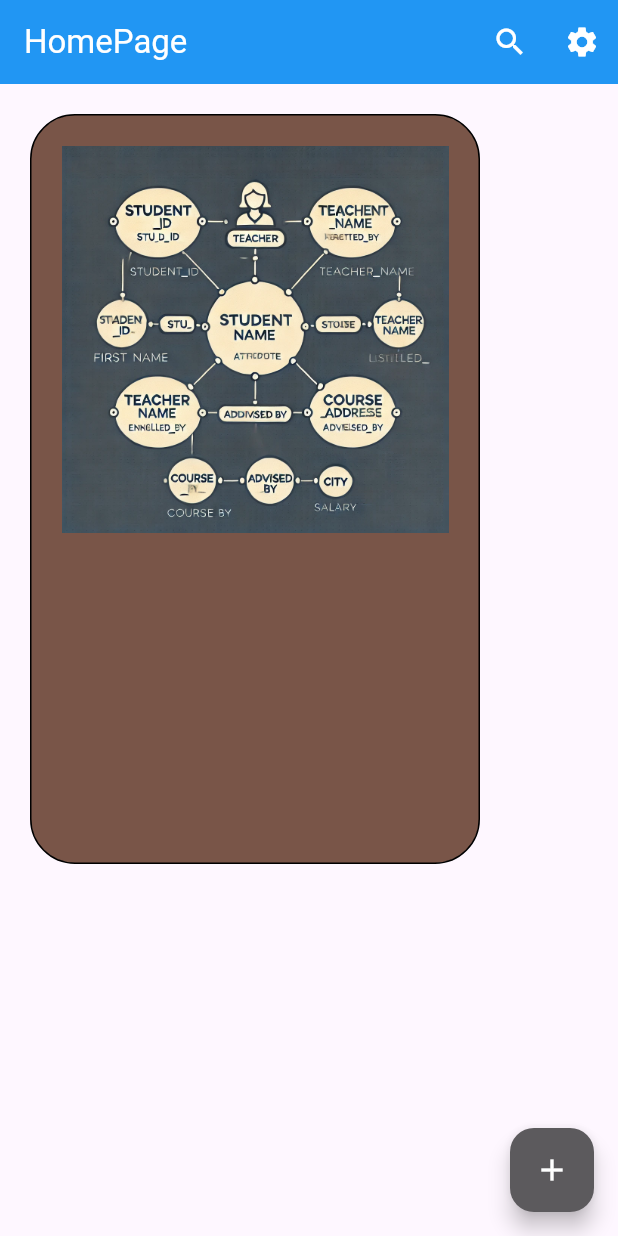
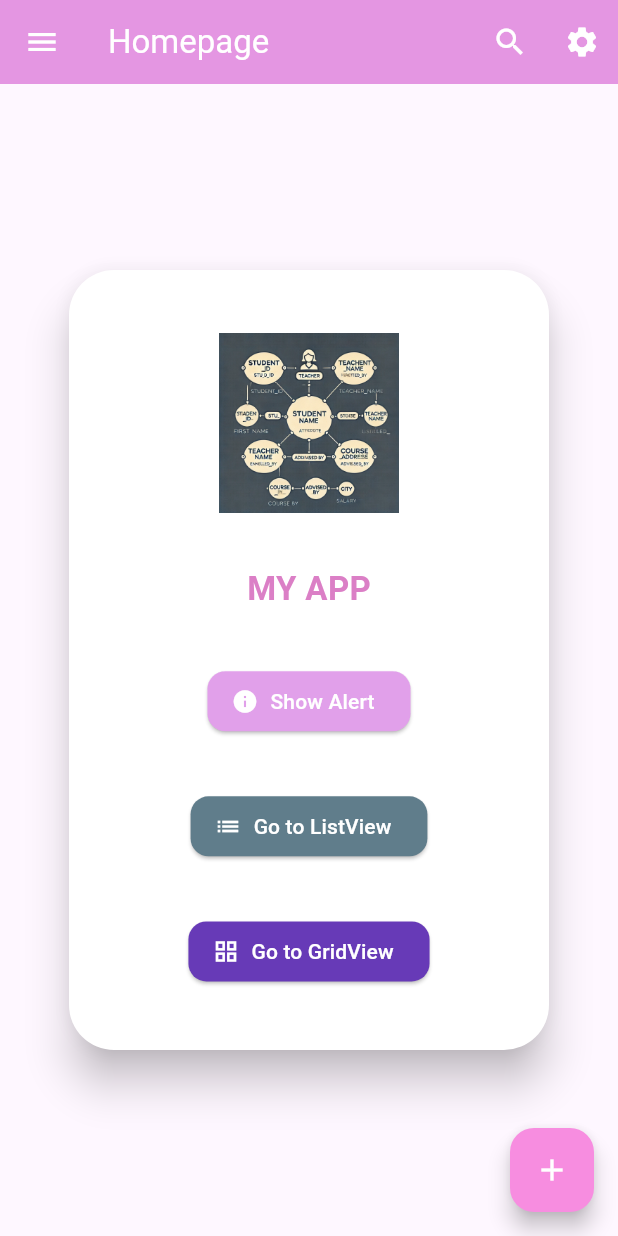
Before and after one commit to suchitrachoiti/Classwork, a Flutter app: the screen it shows after launch, on a phone screen of 412 x 824 dp. Run offline on Flutter 3.47's test engine with Material 3 defaults, Android fonts, the phone set to English and light mode, and no system bars.

Commit message:
Added ListView and GridView navigation in homepage

```diff
--- a/lib/homepage.dart
+++ b/lib/homepage.dart
@@ -1,62 +1,191 @@
 import 'package:flutter/material.dart';
+import 'package:class_work/listview_page.dart';
+import 'package:class_work/gridview_page.dart';
 
 class HomePage extends StatelessWidget {
   const HomePage({super.key});
 
-  mySnackBar(msg, context) {
-    return ScaffoldMessenger.of(
-      context,
-    ).showSnackBar(SnackBar(content: Text(msg)));
+  void mySnackBar(String msg, BuildContext context) {
+    ScaffoldMessenger.of(context).showSnackBar(
+      SnackBar(
+        content: Text(msg),
+        behavior: SnackBarBehavior.floating,
+        backgroundColor: const Color.fromARGB(255, 245, 158, 226),
+        shape: RoundedRectangleBorder(borderRadius: BorderRadius.circular(12)),
+      ),
+    );
+  }
+
+  void myAlertDialog(String title, String content, BuildContext context) {
+    showDialog(
+      context: context,
+      builder: (context) {
+        return AlertDialog(
+          title: Text(title, style: TextStyle(fontWeight: FontWeight.bold)),
+          content: Text(content),
+          shape: RoundedRectangleBorder(
+            borderRadius: BorderRadius.circular(16),
+          ),
+          actions: [
+            TextButton(
+              onPressed: () {
+                mySnackBar("Successful", context);
+                Navigator.pop(context);
+              },
+              child: Text(
+                "Yes",
+                style: TextStyle(
+                  color: const Color.fromARGB(255, 205, 121, 194),
+                ),
+              ),
+            ),
+            TextButton(
+              onPressed: () => Navigator.pop(context),
+              child: Text("No", style: TextStyle(color: Colors.red)),
+            ),
+          ],
+        );
+      },
+    );
   }
 
   @override
   Widget build(BuildContext context) {
     return Scaffold(
       appBar: AppBar(
-        title: Text("HomePage"),
-        backgroundColor: Colors.blue,
+        title: Text("Homepage"),
+        backgroundColor: const Color.fromARGB(255, 228, 150, 226),
         foregroundColor: Colors.white,
         actions: [
           IconButton(
-            onPressed: () {
-              mySnackBar("Search pressed", context);
-            },
+            onPressed: () => mySnackBar("Search", context),
             icon: Icon(Icons.search),
           ),
-          IconButton(
-            onPressed: () {
-              mySnackBar("Settings pressed", context);
-            },
-            icon: Icon(Icons.settings),
-          ),
+          IconButton(onPressed: () {}, icon: Icon(Icons.settings)),
         ],
+      ),
+      drawer: Drawer(
+        child: ListView(
+          children: [
+            UserAccountsDrawerHeader(
+              decoration: BoxDecoration(
+                color: const Color.fromARGB(255, 224, 140, 207),
+              ),
+              currentAccountPicture: CircleAvatar(
+                backgroundImage: NetworkImage(
+                  "https://res.cloudinary.com/dvsuhuocv/image/upload/v1736877659/bdbfqc16l5k2nhaoc99u.jpg",
+                ),
+              ),
+              accountName: Text("ABC"),
+              accountEmail: Text("abc@example.com"),
+            ),
+            ListTile(
+              leading: Icon(Icons.home),
+              title: Text("Home"),
+              onTap: () {
+                Navigator.pop(context);
+              },
+            ),
+            ListTile(
+              leading: Icon(Icons.swap_horiz),
+              title: Text("Converter"),
+              onTap: () {
+                Navigator.pop(context);
+              },
+            ),
+          ],
+        ),
       ),
       floatingActionButton: FloatingActionButton(
         onPressed: () {},
-        backgroundColor: const Color.fromARGB(255, 92, 90, 93),
+        backgroundColor: const Color.fromARGB(255, 247, 141, 224),
         foregroundColor: Colors.white,
         child: Icon(Icons.add),
       ),
-      body: Container(
-        decoration: BoxDecoration(
-          color: Colors.brown,
-          border: Border.all(color: Colors.black),
-          borderRadius: BorderRadius.all(Radius.circular(30)),
+      body: Center(
+        child: Card(
+          elevation: 12,
+          shape: RoundedRectangleBorder(
+            borderRadius: BorderRadius.circular(30),
+          ),
+          color: Colors.white,
+          margin: EdgeInsets.all(24),
+          child: Container(
+            padding: EdgeInsets.all(24),
+            width: 320,
+            height: 520,
+            child: Column(
+              mainAxisAlignment: MainAxisAlignment.spaceAround,
+              children: [
+                Image.asset("assets/image/flutter.png", height: 120),
+                Text(
+                  "MY APP",
+                  style: TextStyle(
+                    fontSize: 22,
+                    fontWeight: FontWeight.bold,
+                    color: const Color.fromARGB(255, 219, 127, 198),
+                  ),
+                ),
+                ElevatedButton.icon(
+                  onPressed:
+                      () => myAlertDialog(
+                        "Confirmation",
+                        "Do you want to proceed?",
+                        context,
+                      ),
+                  icon: Icon(Icons.info),
+                  label: Text("Show Alert"),
+                  style: ElevatedButton.styleFrom(
+                    backgroundColor: const Color.fromARGB(255, 225, 160, 234),
+                    foregroundColor: Colors.white,
+                    shape: RoundedRectangleBorder(
+                      borderRadius: BorderRadius.circular(12),
+                    ),
+                  ),
+                ),
+                ElevatedButton.icon(
+                  onPressed: () {
+                    Navigator.push(
+                      context,
+                      MaterialPageRoute(
+                        builder: (context) => const ListviewPage(),
+                      ),
+                    );
+                  },
+                  icon: Icon(Icons.list),
+                  label: Text("Go to ListView"),
+                  style: ElevatedButton.styleFrom(
+                    backgroundColor: Colors.blueGrey,
+                    foregroundColor: Colors.white,
+                    shape: RoundedRectangleBorder(
+                      borderRadius: BorderRadius.circular(12),
+                    ),
+                  ),
+                ),
+                ElevatedButton.icon(
+                  onPressed: () {
+                    Navigator.push(
+                      context,
+                      MaterialPageRoute(
+                        builder: (context) => const GridViewPage(),
+                      ),
+                    );
+                  },
+                  icon: Icon(Icons.grid_view),
+                  label: Text("Go to GridView"),
+                  style: ElevatedButton.styleFrom(
+                    backgroundColor: Colors.deepPurple,
+                    foregroundColor: Colors.white,
+                    shape: RoundedRectangleBorder(
+                      borderRadius: BorderRadius.circular(12),
+                    ),
+                  ),
+                ),
+              ],
+            ),
+          ),
         ),
-
-        height: 500,
-        width: 300,
-        alignment: Alignment.topRight,
-        padding: EdgeInsets.all(20),
-        margin: EdgeInsets.all(20),
-
-        //margin: EdgeInsets.fromLTRB(20, 50, 10, 5),
-        child: Column(children: [Image.asset("assets/image/flutter.png")]),
-        //Text(
-        //"Hello",
-        //style: TextStyle(color: Colors.white, fontSize: 30),
       ),
     );
-    //);
   }
 }
--- a/lib/main.dart
+++ b/lib/main.dart
@@ -1,5 +1,7 @@
-import 'package:class_work/homepage.dart';
 import 'package:flutter/material.dart';
+import 'package:class_work/Homepage.dart';
+import 'package:class_work/listview_page.dart';
+import 'package:class_work/gridview_page.dart';
 
 void main() {
   runApp(const MyApp());
@@ -13,7 +15,7 @@ class MyApp extends StatelessWidget {
     return MaterialApp(
       title: 'Flutter Demo',
       debugShowCheckedModeBanner: false,
-      home: HomePage(),
+      home: const HomePage(),
     );
   }
 }
```
Also changed, not shown: lib/gridview_page.dart (added, +62 -0 lines), lib/listview_page.dart (added, +81 -0 lines), assets/image/image.png (added), assets/image/logo.png (added).
